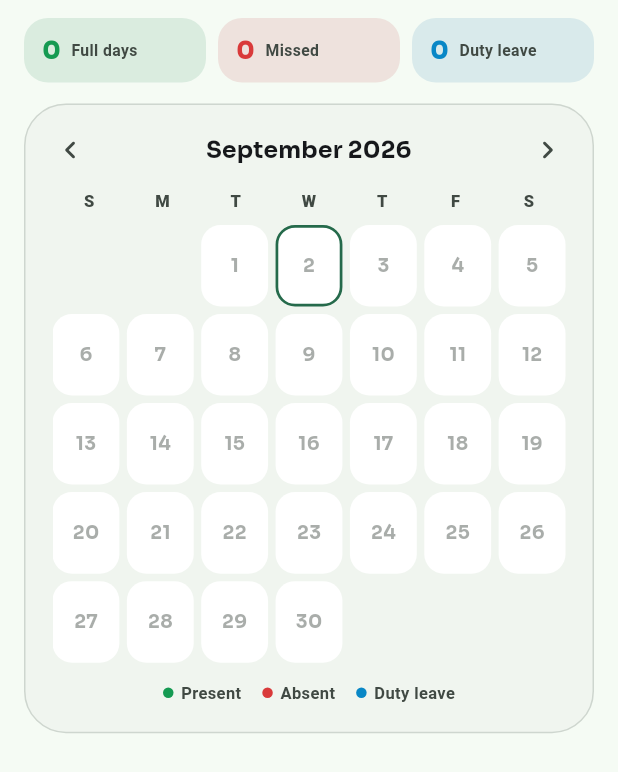
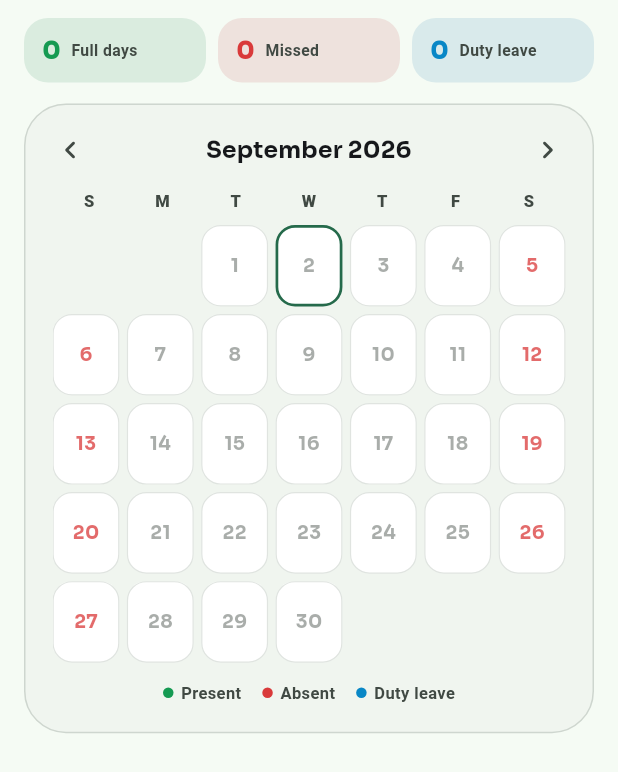
Before and after one commit to pewpewpaws/Sterlin, a Flutter app: the MonthCalendar widget shown alone on an empty page, opened directly, on a phone screen of 412 x 824 dp. Shown: the top 772 px of the screen. Run offline on Flutter 3.47's test engine with Material 3 defaults, Android fonts, the phone set to English and light mode, and no system bars; drawn by our look-alikes of dynamic_color; our stand-ins replace flutter_local_notifications, flutter_secure_storage, shared_preferences; missing offline and left inert: home_widget, workmanager; accounts and stored records are empty; network calls fail.

Commit message:
feat(calendar): add subtle day border, red holiday text, and 3x3 period dots layout
- Add subtle outlineVariant border for each calendar day tile
- Render holidays and weekend non-class days with red text
- Arrange mixed period attendance dots in a clean 3 & 3 row layout
- Bump flutter_secure_storage to ^11.0.0 and update dependencies

```diff
--- a/lib/widgets/month_calendar.dart
+++ b/lib/widgets/month_calendar.dart
@@ -361,9 +361,15 @@ class _MonthCalendarState extends State<MonthCalendar> {
             _highlightedDate!.day == day;
         final isFuture = dt.isAfter(today);
 
+        final isWeekend = dt.weekday == DateTime.saturday || dt.weekday == DateTime.sunday;
+        final isHoliday = st?.holiday == true || dayData?['holiday'] == true || (dayData == null && isWeekend);
+
         Color? bg;
         Color? fg;
-        if (st == null || st.holiday) {
+        if (isHoliday) {
+          bg = theme.colorScheme.surfaceContainerLowest;
+          fg = palette.danger.withValues(alpha: isFuture ? .75 : .95);
+        } else if (st == null) {
           bg = theme.colorScheme.surfaceContainerLowest;
           fg = theme.colorScheme.onSurfaceVariant.withValues(alpha: .45);
         } else if (!st.hasClasses || isFuture) {
@@ -397,8 +403,10 @@ class _MonthCalendarState extends State<MonthCalendar> {
               border: Border.all(
                 color: isHighlighted
                     ? theme.colorScheme.error
-                    : (isToday ? theme.colorScheme.primary : Colors.transparent),
-                width: isHighlighted ? 2.5 : (isToday ? 1.8 : 1.0),
+                    : (isToday
+                        ? theme.colorScheme.primary
+                        : theme.colorScheme.outlineVariant.withValues(alpha: .5)),
+                width: isHighlighted ? 2.5 : (isToday ? 1.8 : 0.8),
               ),
               boxShadow: isHighlighted
                   ? [
@@ -428,19 +436,48 @@ class _MonthCalendarState extends State<MonthCalendar> {
                 ),
                 if (st != null && st.mixed && !isFuture)
                   Padding(
-                    padding: const EdgeInsets.only(top: 3),
-                    child: Wrap(
-                      spacing: 2,
-                      runSpacing: 2,
-                      alignment: WrapAlignment.center,
+                    padding: const EdgeInsets.only(top: 2.5),
+                    child: Column(
+                      mainAxisSize: MainAxisSize.min,
                       children: [
-                        for (final c in st.dots.take(6))
-                          Container(
-                            width: 4.5,
-                            height: 4.5,
-                            decoration: BoxDecoration(
-                              shape: BoxShape.circle,
-                              color: c,
+                        Row(
+                          mainAxisSize: MainAxisSize.min,
+                          mainAxisAlignment: MainAxisAlignment.center,
+                          children: [
+                            for (final c in st.dots.take(3))
+                              Padding(
+                                padding: const EdgeInsets.symmetric(horizontal: 1.2),
+                                child: Container(
+                                  width: 4.5,
+                                  height: 4.5,
+                                  decoration: BoxDecoration(
+                                    shape: BoxShape.circle,
+                                    color: c,
+                                  ),
+                                ),
+                              ),
+                          ],
+                        ),
+                        if (st.dots.length > 3)
+                          Padding(
+                            padding: const EdgeInsets.only(top: 2),
+                            child: Row(
+                              mainAxisSize: MainAxisSize.min,
+                              mainAxisAlignment: MainAxisAlignment.center,
+                              children: [
+                                for (final c in st.dots.skip(3).take(3))
+                                  Padding(
+                                    padding: const EdgeInsets.symmetric(horizontal: 1.2),
+                                    child: Container(
+                                      width: 4.5,
+                                      height: 4.5,
+                                      decoration: BoxDecoration(
+                                        shape: BoxShape.circle,
+                                        color: c,
+                                      ),
+                                    ),
+                                  ),
+                              ],
                             ),
                           ),
                       ],
--- a/pubspec.yaml
+++ b/pubspec.yaml
@@ -37,7 +37,7 @@ dependencies:
   shared_preferences: ^2.5.5
   flutter_local_notifications: ^22.2.0
   workmanager: ^0.10.7
-  flutter_secure_storage: ^10.3.1
+  flutter_secure_storage: ^11.0.0
   dynamic_color: ^1.7.1
 dev_dependencies:
   flutter_test:
```
Also changed, not shown: pubspec.lock.
